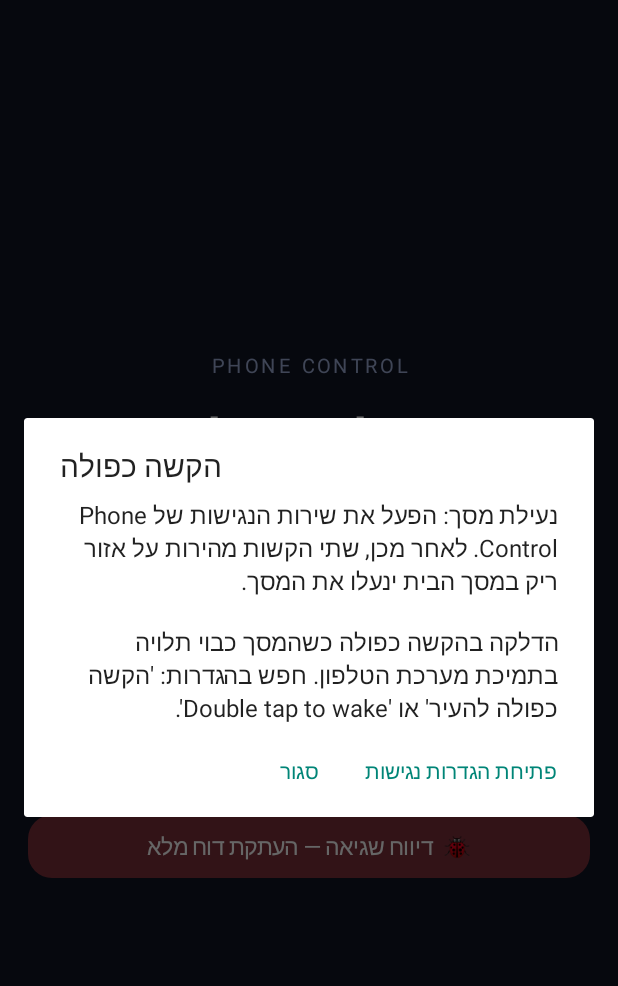
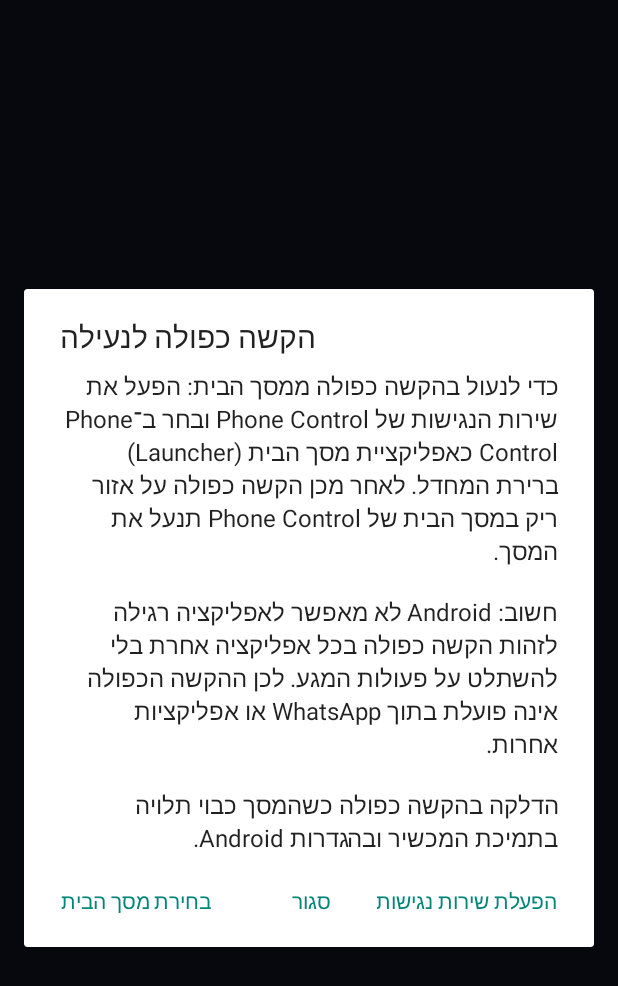
Before and after one commit to sjsjsjhshss823-glitch/Controls-the-phone, an Android app: the MainActivity screen opened directly, with no data from a screen before it, after a tap on "הגדרות הקשה כפולה ⚙", on a phone screen of 412 x 824 dp. Shown: the top 986 px of the screen. Run offline under Robolectric (Android 15) with nearby library versions, the phone set to English and light mode, and no system bars.

Commit message:
Clarify launcher requirement for double-tap lock and add home app settings shortcut

```diff
--- a/app/src/main/java/com/phonecontrol/launcher/MainActivity.kt
+++ b/app/src/main/java/com/phonecontrol/launcher/MainActivity.kt
@@ -438,11 +438,18 @@ class MainActivity : Activity() {
     }
 
     private fun showDoubleTapHelp() {
-        val message = "נעילת מסך: הפעל את שירות הנגישות של Phone Control. לאחר מכן, שתי הקשות מהירות על אזור ריק במסך הבית ינעלו את המסך.\n\nהדלקה בהקשה כפולה כשהמסך כבוי תלויה בתמיכת מערכת הטלפון. חפש בהגדרות: 'הקשה כפולה להעיר' או 'Double tap to wake'."
+        val message = "כדי לנעול בהקשה כפולה ממסך הבית: הפעל את שירות הנגישות של Phone Control ובחר ב־Phone Control כאפליקציית מסך הבית (Launcher) ברירת המחדל. לאחר מכן הקשה כפולה על אזור ריק במסך הבית של Phone Control תנעל את המסך.\n\nחשוב: Android לא מאפשר לאפליקציה רגילה לזהות הקשה כפולה בכל אפליקציה אחרת בלי להשתלט על פעולות המגע. לכן ההקשה הכפולה אינה פועלת בתוך WhatsApp או אפליקציות אחרות.\n\nהדלקה בהקשה כפולה כשהמסך כבוי תלויה בתמיכת המכשיר ובהגדרות Android."
         android.app.AlertDialog.Builder(this)
-            .setTitle("הקשה כפולה")
+            .setTitle("הקשה כפולה לנעילה")
             .setMessage(message)
-            .setPositiveButton("פתיחת הגדרות נגישות") { _, _ -> startActivity(Intent(Settings.ACTION_ACCESSIBILITY_SETTINGS)) }
+            .setPositiveButton("הפעלת שירות נגישות") { _, _ -> startActivity(Intent(Settings.ACTION_ACCESSIBILITY_SETTINGS)) }
+            .setNeutralButton("בחירת מסך הבית") { _, _ ->
+                try {
+                    startActivity(Intent(Settings.ACTION_HOME_SETTINGS))
+                } catch (e: Exception) {
+                    startActivity(Intent(Intent.ACTION_MAIN).addCategory(Intent.CATEGORY_HOME))
+                }
+            }
             .setNegativeButton("סגור", null)
             .show()
     }
```
